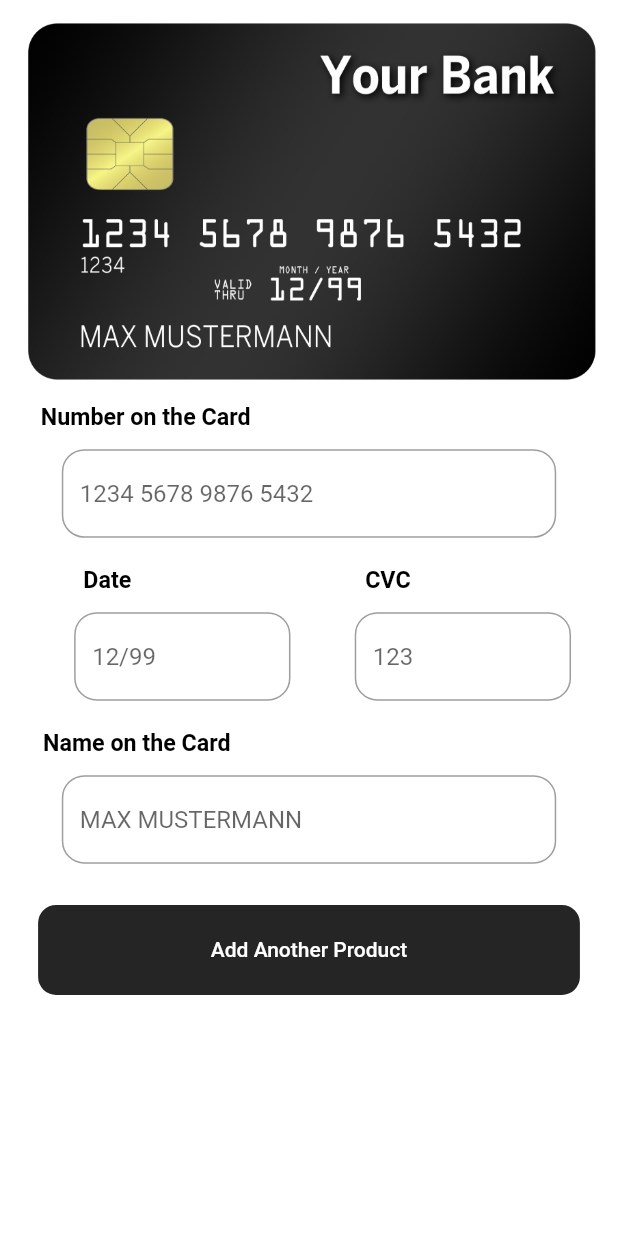
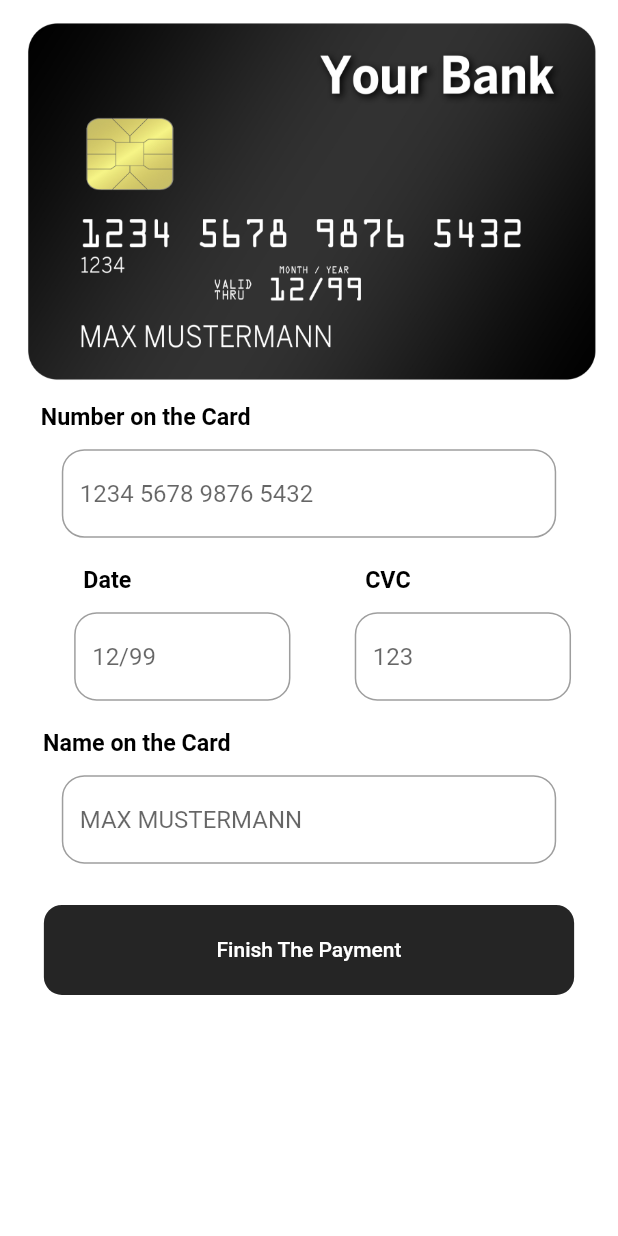
Before and after one commit to onurcanersen/handown-frontend, a Flutter app: the PaymentLayout screen opened directly, on a phone screen of 412 x 824 dp. Run offline on Flutter 3.47's test engine with Material 2 defaults, Android fonts, the phone set to English and light mode, and no system bars; our stand-ins replace carousel_slider, flutter_svg, google_fonts; Roboto replaces fonts that are missing (Poppins).

Commit message:
some editing

```diff
--- a/lib/Screens/Main/PaymentLayout.dart
+++ b/lib/Screens/Main/PaymentLayout.dart
@@ -185,7 +185,7 @@ class _PaymentLayoutState extends State<PaymentLayout> {
                             vertical: size.height * 0.017,
                             horizontal: size.height * 0.13),
                         child: const Text(
-                          'Add Another Product',
+                          'Finish The Payment',
                           style: TextStyle(
                             color: Colors.white,
                           ),
--- a/lib/Screens/Main/SearchLayout.dart
+++ b/lib/Screens/Main/SearchLayout.dart
@@ -19,6 +19,7 @@ class _SearchLayoutState extends State<SearchLayout> {
   Widget build(BuildContext context) {
     Size size = MediaQuery.of(context).size;
     return Scaffold(
+      resizeToAvoidBottomInset: false,
       floatingActionButton: Builder(builder: (context) {
         return FloatingActionButton(
           backgroundColor: Colors.black,
```
